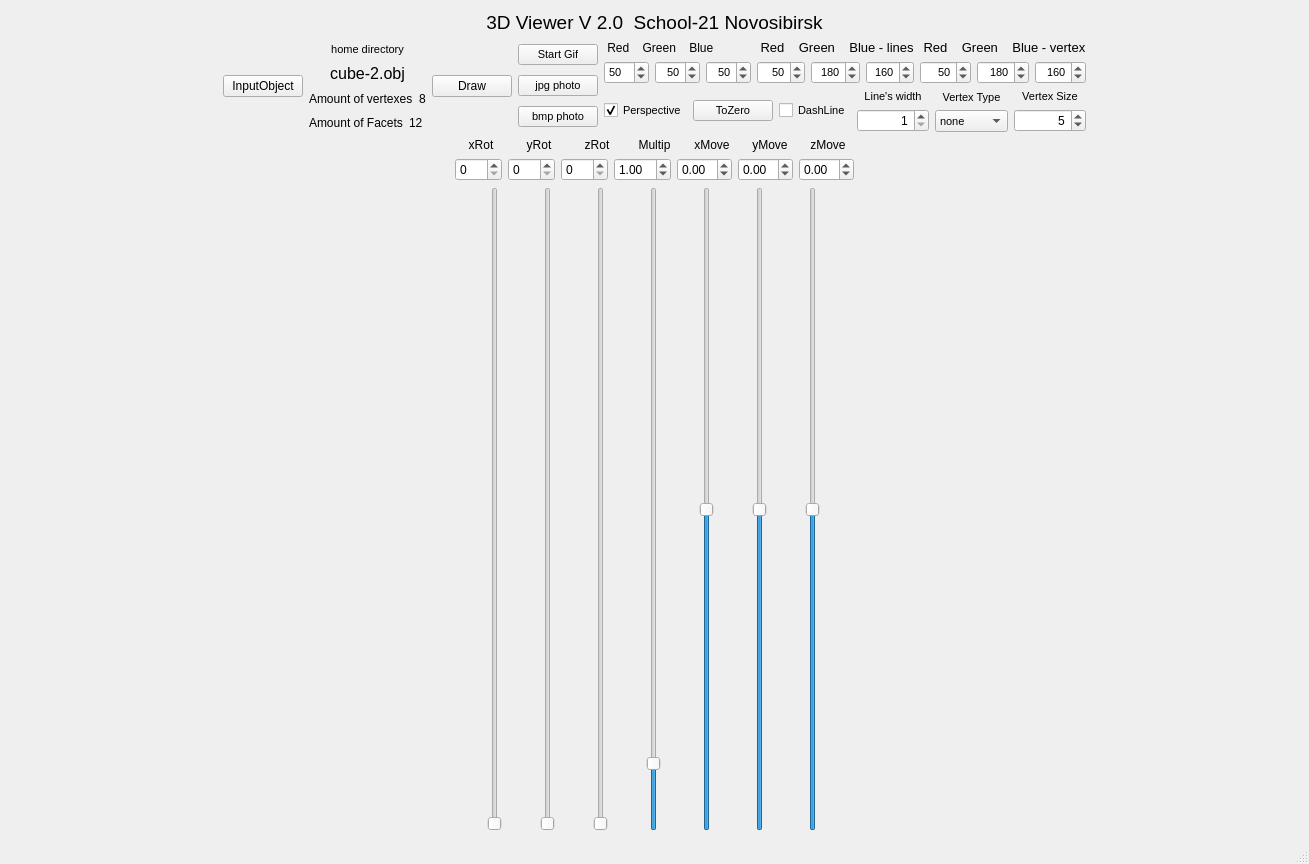
Before: the Qt Designer form src-stage-5/s21_3DViewer_V2_App/s21_3DViewer_V2/mainwindow.ui in IvanTsibin/3d-viewer-v21, drawn with Qt 5.
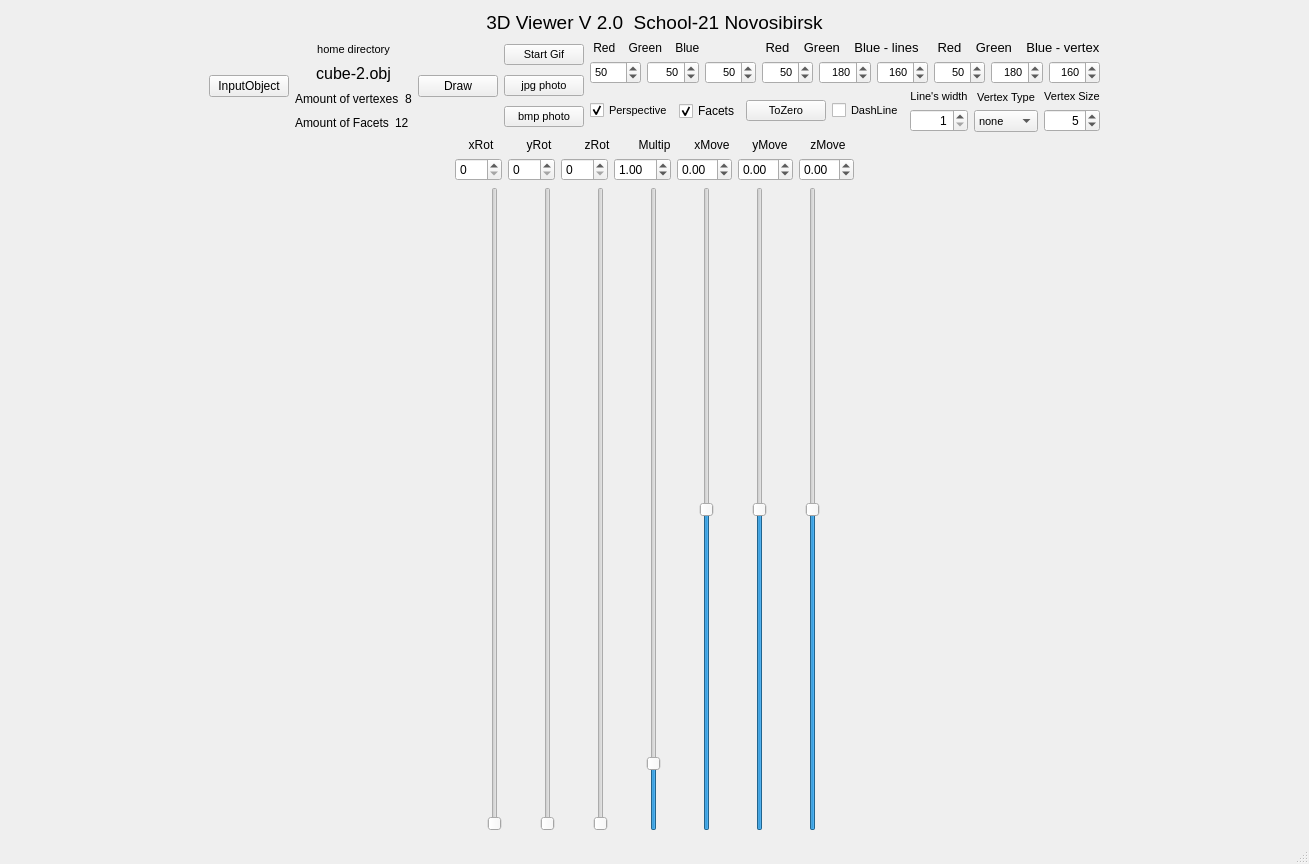
After: the same form once the commit is applied.

What changed in the file:
```diff
--- a/src-stage-5/s21_3DViewer_V2_App/s21_3DViewer_V2/mainwindow.ui
+++ b/src-stage-5/s21_3DViewer_V2_App/s21_3DViewer_V2/mainwindow.ui
@@ -436,6 +436,16 @@
                   </property>
                  </widget>
                 </item>
+                <item>
+                 <widget class="QCheckBox" name="CBFacets">
+                  <property name="text">
+                   <string>Facets</string>
+                  </property>
+                  <property name="checked">
+                   <bool>true</bool>
+                  </property>
+                 </widget>
+                </item>
                 <item>
                  <widget class="QPushButton" name="PBToZero">
                   <property name="font">
```
